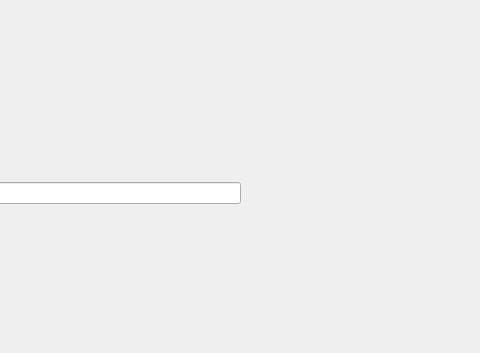
Above: gui/ui/screens/main_window.ui from mackenziet7/ao3-epub-to-odt before the change; both pictures show x 276 to 756 and y 0 to 353 of the 875 by 649 pixel window. Below: the same form after it.
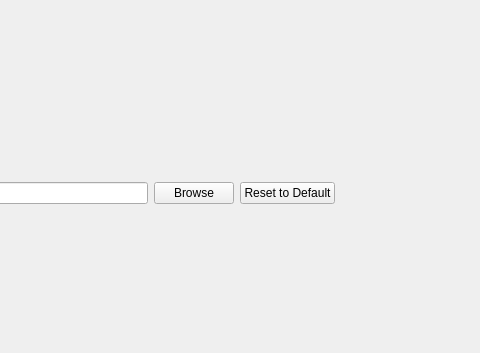
That is the form after the change. The open tabs and pages were chosen to show the change. Icons and pictures are not drawn.

Commit message: settings change default save location

Diff of the .ui file:
```diff
--- a/gui/ui/screens/main_window.ui
+++ b/gui/ui/screens/main_window.ui
@@ -4243,6 +4243,20 @@
                 </property>
                </widget>
               </item>
+              <item>
+               <widget class="QPushButton" name="buttonBrowse_2">
+                <property name="text">
+                 <string>Browse</string>
+                </property>
+               </widget>
+              </item>
+              <item>
+               <widget class="QPushButton" name="buttonSaveReset">
+                <property name="text">
+                 <string>Reset to Default</string>
+                </property>
+               </widget>
+              </item>
               <item>
                <spacer name="horizontalSpacer_65">
                 <property name="orientation">
```
Left out of the diff: 6 changed lines with no effect on the pictures. The commit also changes 3 other files.
